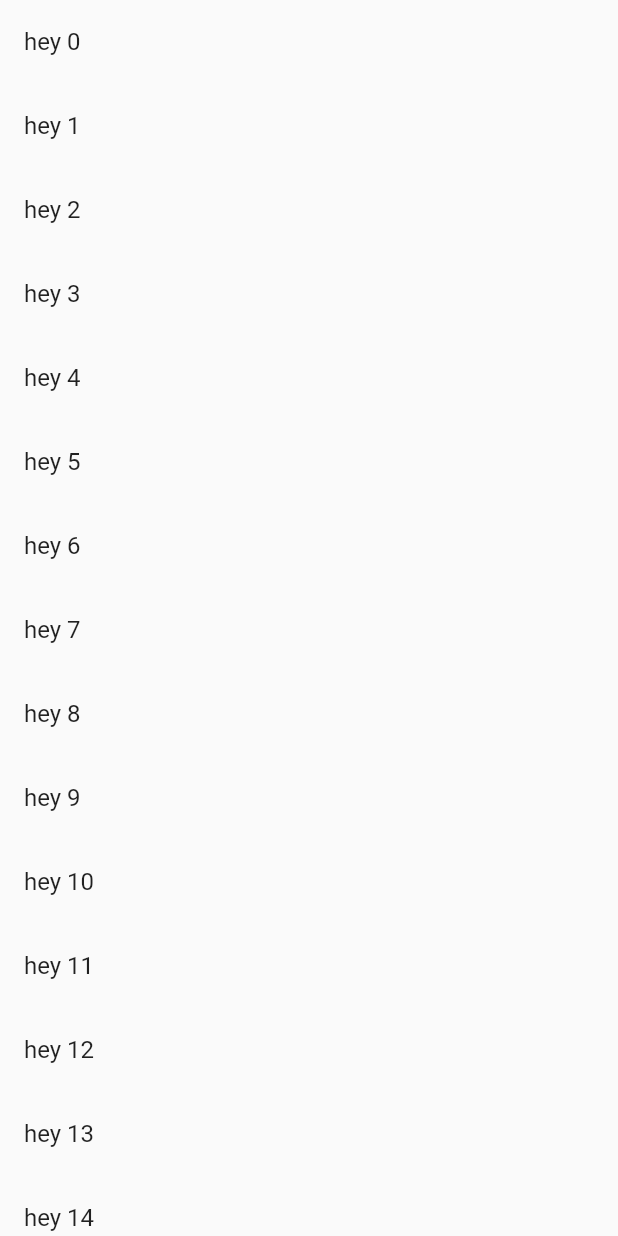
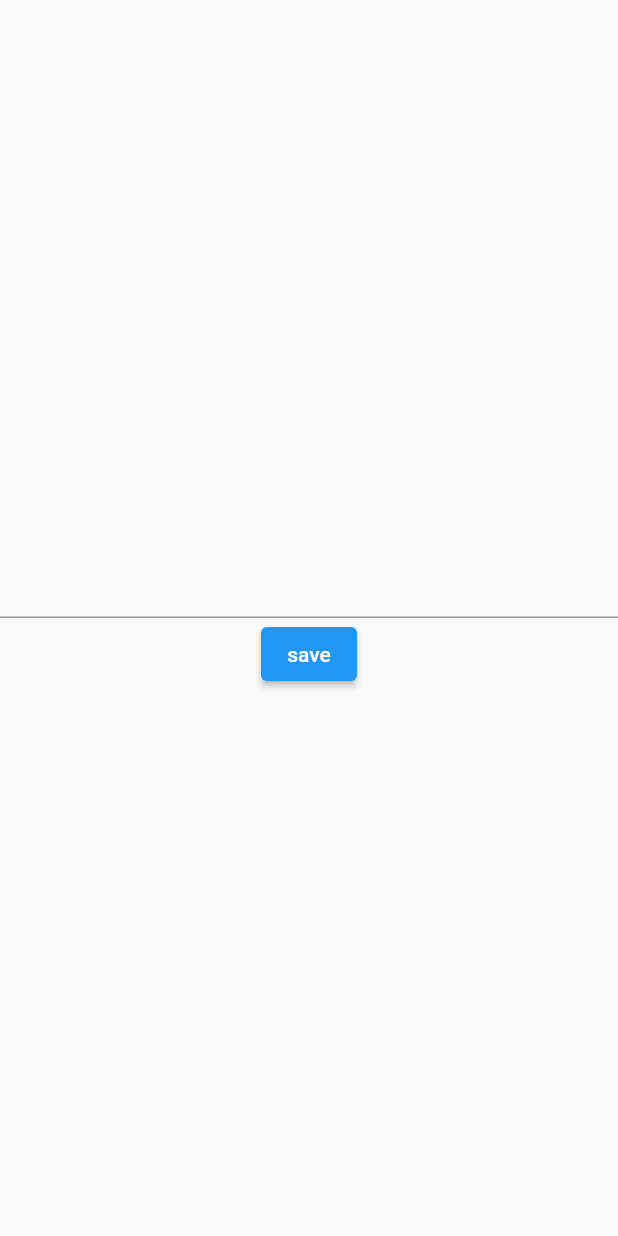
Before and after one commit to Akhil-ps-dev/shared_prefer, a Flutter app: the screen it shows after launch, on a phone screen of 412 x 824 dp. Run offline on Flutter 3.47's test engine with Material 2 defaults, Android fonts, the phone set to English and light mode, and no system bars; our stand-ins replace shared_preferences.

```diff
--- a/lib/Home.dart
+++ b/lib/Home.dart
@@ -1,27 +1,50 @@
 import 'package:counter_app/Home2.dart';
 import 'package:flutter/material.dart';
+import 'package:shared_preferences/shared_preferences.dart';
 
 class Home extends StatelessWidget {
-  const Home({Key? key}) : super(key: key);
+  Home({Key? key}) : super(key: key);
+
+  final _textcontroller = TextEditingController();
 
   @override
   Widget build(BuildContext context) {
+    getSavedData(context);
+
     return Scaffold(
-      body: ListView.builder(itemBuilder: (ctx, index) {
-        return ListTile(
-          title: Text("hey ${index}"),
-          onTap: () {
-            Navigator.of(context).push(
-              MaterialPageRoute(
-                builder: ((context) => Home2(
-                      title: "hey ${index} ",
-                    )),
-              ),
-            );
-          },
-        );
-      }),
+      body: Center(
+        child: Column(
+          mainAxisAlignment: MainAxisAlignment.center,
+          children: [
+            TextFormField(
+              controller: _textcontroller,
+            ),
+            ElevatedButton(
+                onPressed: () {
+                  buttonclicked();
+                },
+                child: Text("save")),
+          ],
+        ),
+      ),
     );
+  }
+
+  Future<void> buttonclicked() async {
+    //shared preferences
+    print(_textcontroller.text);
+    final sharedprefer = await SharedPreferences.getInstance();
+
+    sharedprefer.setString('shared_prefer', _textcontroller.text);
+  }
+
+  Future<void> getSavedData(BuildContext ctx) async {
+    //shared preferences
+    final sharedprefer = await SharedPreferences.getInstance();
+    final savedvalue = sharedprefer.getString('shared_prefer');
+    if (savedvalue != null) {
+      Navigator.of(ctx).push(MaterialPageRoute(builder: (ctx) => Home2()));
+    }
   }
 }
 
--- a/lib/Home2.dart
+++ b/lib/Home2.dart
@@ -1,17 +1,17 @@
 import 'package:flutter/material.dart';
 
 class Home2 extends StatelessWidget {
-  final String title;
   const Home2({
     Key? key,
-    required this.title,
   }) : super(key: key);
   @override
   Widget build(BuildContext context) {
     return Scaffold(
       body: Center(
         child: Column(
-          children: [Text(title)],
+          children: const [
+            Text("Value found"),
+          ],
         ),
       ),
     );
```
Also changed, not shown: lib/main.dart (+4 -50 lines).
